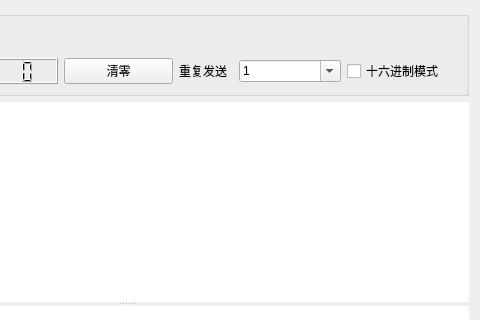
First picture: the form in PC/BleProxyDesk/resource/ui/socket_form.ui, repository uname/bleproxy, before the edit; both pictures show x 227 to 707 and y 0 to 320 of the 707 by 549 pixel window.
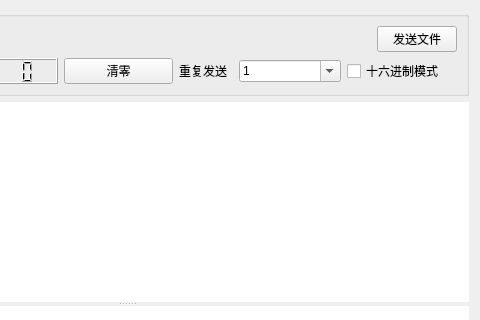
Second picture: the form after the edit.

Diff of the .ui file:
```diff
--- a/PC/BleProxyDesk/resource/ui/socket_form.ui
+++ b/PC/BleProxyDesk/resource/ui/socket_form.ui
@@ -42,6 +42,13 @@
           </property>
          </spacer>
         </item>
+        <item>
+         <widget class="QPushButton" name="sendFileBtn">
+          <property name="text">
+           <string>发送文件</string>
+          </property>
+         </widget>
+        </item>
        </layout>
       </item>
       <item row="1" column="0">
```
